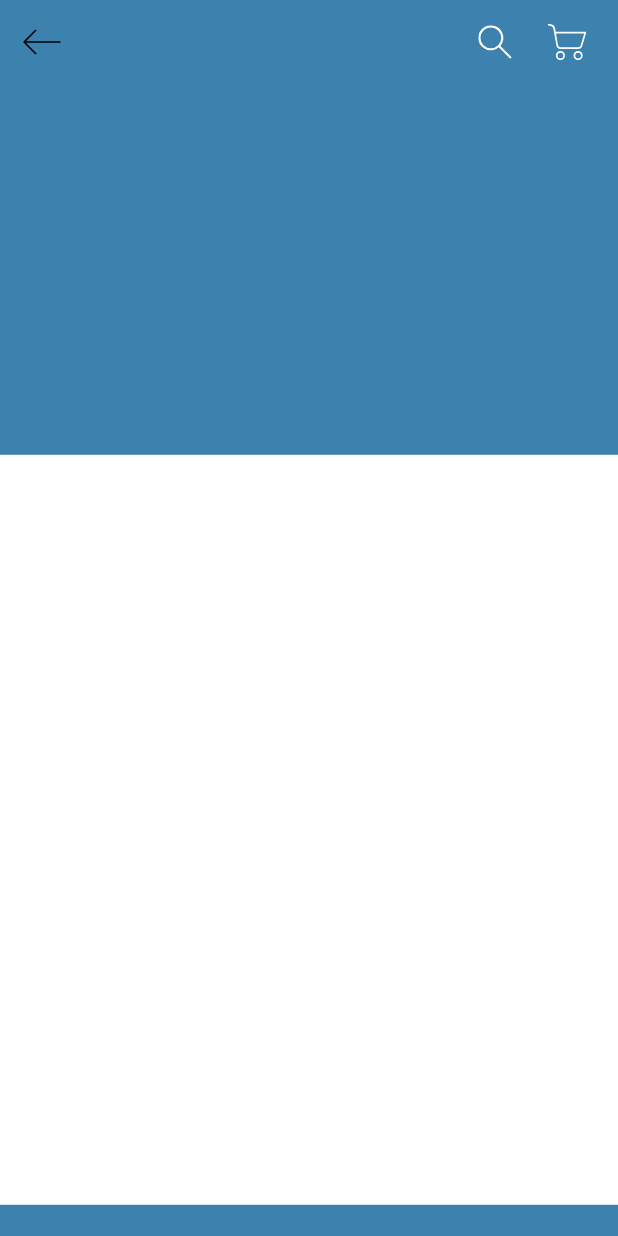
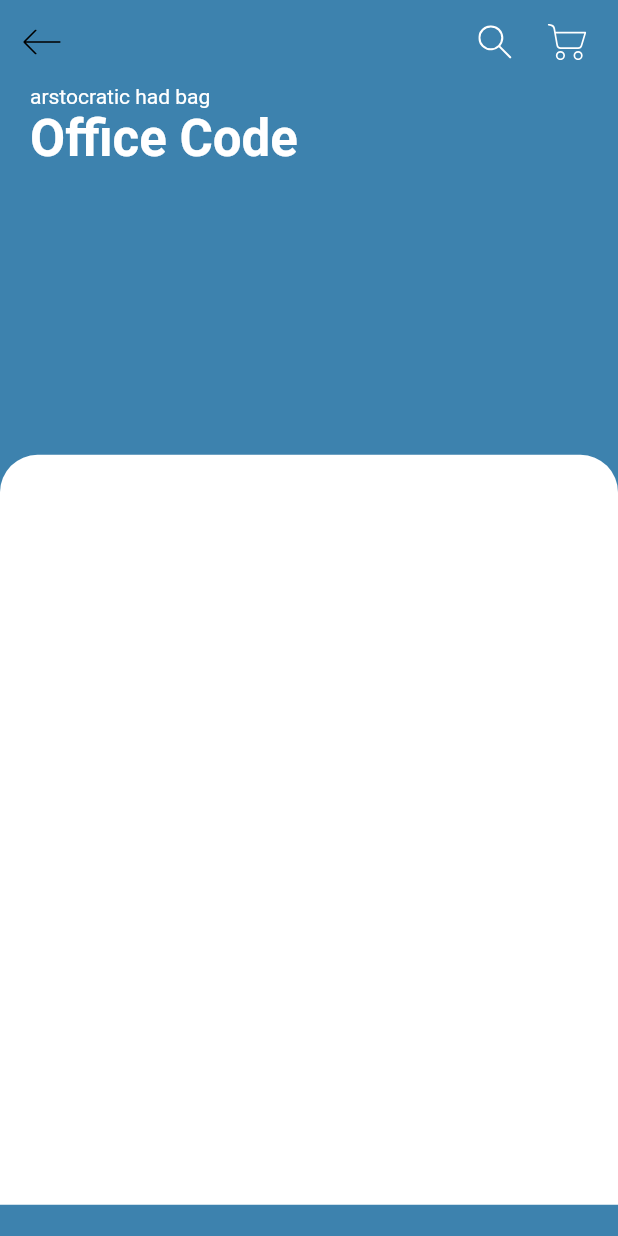
Before and after one commit to mcalisadeghi/Online_Shop_App_Flutter_Ui, a Flutter app: the screen it shows after launch, after a tap on "Office Code", on a phone screen of 412 x 824 dp. Run offline on Flutter 3.47's test engine with Material 2 defaults, Android fonts, the phone set to English and light mode, and no system bars; our stand-ins replace flutter_svg.

```diff
--- a/lib/screens/deatils/components/details_body.dart
+++ b/lib/screens/deatils/components/details_body.dart
@@ -1,4 +1,5 @@
 import 'package:flutter/material.dart';
+import 'package:flutter_application_1/constants.dart';
 import 'package:flutter_application_1/models/product.dart';
 // import 'package:flutter_application_1/constants.dart';
 // import 'package:flutter_svg/flutter_svg.dart';
@@ -27,8 +28,42 @@ class DetailsBody extends StatelessWidget {
                   ),
                   decoration: const BoxDecoration(
                     color: Colors.white,
+                    borderRadius: BorderRadius.only(
+                      topLeft: Radius.circular(
+                        25,
+                      ),
+                      topRight: Radius.circular(
+                        25,
+                      ),
+                    ),
                   ),
                 ),
+                Padding(
+                  padding: const EdgeInsets.symmetric(
+                    horizontal: kDefaulfPadding,
+                  ),
+                  child: Column(
+                    crossAxisAlignment: CrossAxisAlignment.start,
+                    children: [
+                      const Text(
+                        'arstocratic had bag',
+                        style: TextStyle(
+                          color: Colors.white,
+                        ),
+                      ),
+                      Text(
+                        product.title,
+                        style: Theme.of(context)
+                            .textTheme
+                            .headlineMedium
+                            ?.copyWith(
+                              color: Colors.white,
+                              fontWeight: FontWeight.bold,
+                            ),
+                      ),
+                    ],
+                  ),
+                )
               ],
             ),
           ),
```
